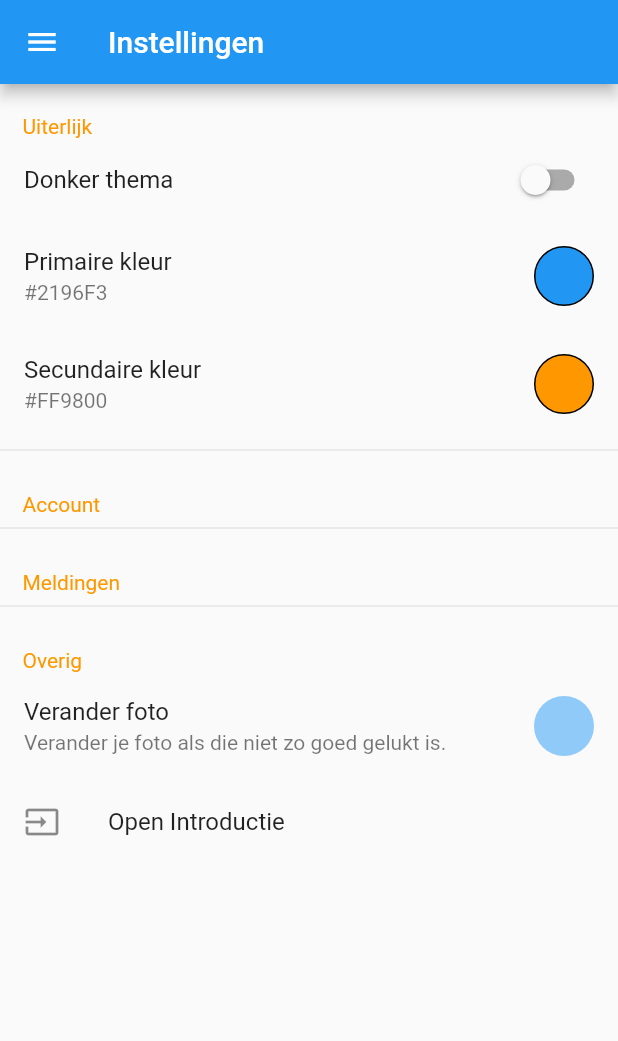
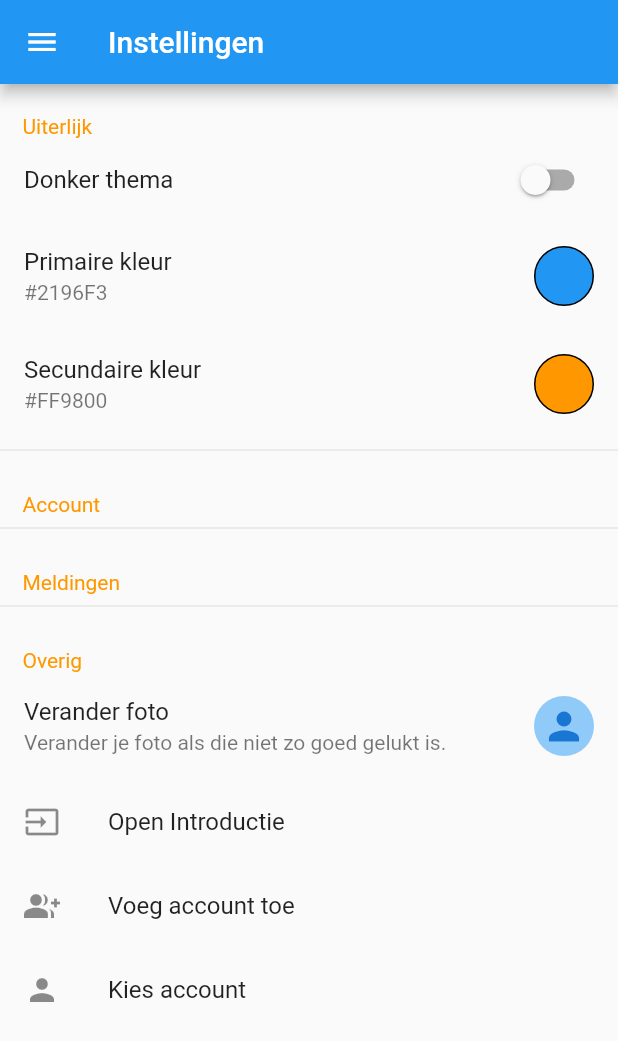
Before and after one commit to Argo-Client/App, a Flutter app: the Instellingen screen opened directly, on a phone screen of 412 x 824 dp. Shown: the top 1041 px of the screen. Run offline on Flutter 3.47's test engine with Material 2 defaults, Android fonts, the phone set to English and light mode, and no system bars; our stand-ins replace after_layout, flutter_colorpicker, hive, hive_flutter, intro_slider, uni_links; missing offline and left inert: flutter_iconpicker, pointycastle; accounts and stored records are empty.

Commit message:
Begin meerdere accounts backend

```diff
--- a/lib/main.dart
+++ b/lib/main.dart
@@ -60,13 +60,13 @@ void main() async {
     print("Wrote dummy data");
     accounts.put(0, Account());
   }
+  // Hive.deleteFromDisk();
+  // print("Deleted data");
+  // return;
   int accountIndex = userdata.get("accountIndex");
   account = accounts.get(accountIndex);
   log(account.toJson().toString());
   appState = _AppState();
-  // Hive.deleteFromDisk();
-  // print("Deleted data");
-  // return;
   runApp(App());
 }
 
--- a/lib/src/ui/tabs/Instellingen.dart
+++ b/lib/src/ui/tabs/Instellingen.dart
@@ -171,6 +171,32 @@ class _Instellingen extends State<Instellingen> {
                   Navigator.pushReplacement(context, MaterialPageRoute(builder: (context) => Introduction()));
                 },
               ),
+              ListTile(
+                leading: Icon(Icons.group_add),
+                title: Text("Voeg account toe"),
+                onTap: () {
+                  magisterAuth.fullLogin((tokenSet) {
+                    if (tokenSet != null) {
+                      Account newAccount = Account();
+                      accounts.add(newAccount);
+                      newAccount.saveTokens(tokenSet);
+                      Magister(newAccount).refresh();
+                      userdata.put("accountIndex", accounts.length-1);
+                      account = newAccount;
+                    }
+                  });
+                },
+              ),
+              ListTile(
+                leading: Icon(Icons.person),
+                title: Text("Kies account"),
+                onTap: () {
+                  SimpleDialog(
+                    title: Text("Kies account"),
+                    children: [Text("ewa")],
+                  );
+                },
+              )
             ],
           );
         },
--- a/lib/src/utils/hiveObjects.dart
+++ b/lib/src/utils/hiveObjects.dart
@@ -23,7 +23,6 @@ class Account extends HiveObject {
     this.username = "";
     this.accessToken = "";
     this.refreshToken = "";
-    this.profilePicture = "";
     this.lessons = [];
     this.expiry = 8640000000000000;
   }
--- a/lib/src/utils/magister/magister.dart
+++ b/lib/src/utils/magister/magister.dart
@@ -1,7 +1,13 @@
 part of main;
 
 class Magister {
+  Magister([Account acc]) {
+    if (acc != null) {
+      account = acc;
+    }
+  }
   dynamic getFromMagister(String link) async {
+    print(account);
     final response = await http.get('https://pantarijn.magister.net/api/$link', headers: {"Authorization": "Bearer " + account.accessToken});
     if (response.statusCode == 200) {
       return json.decode(response.body);
@@ -20,6 +26,7 @@ class Magister {
       downloadProfilePicture(),
     ]);
     account.save();
+    log('Refreshed $account');
     return;
   }
 
@@ -134,6 +141,7 @@ class Magister {
       int startHour = les['LesuurVan'];
       int endHour = les["LesuurTotMet"];
       int minFromMidnight = start.difference(DateTime(end.year, end.month, end.day)).inMinutes;
+      if (minFromMidnight <= 480) return;
       account.lessons[end.weekday - 1].add({
         "start": minFromMidnight ?? "",
         "duration": end.difference(start).inMinutes ?? "",
@@ -145,7 +153,6 @@ class Magister {
         "location": les["Lokatie"] != null ? les["Lokatie"] + " • " : "",
       });
     });
-    log(account.lessons.toString());
     account.save();
   }
 }
```
